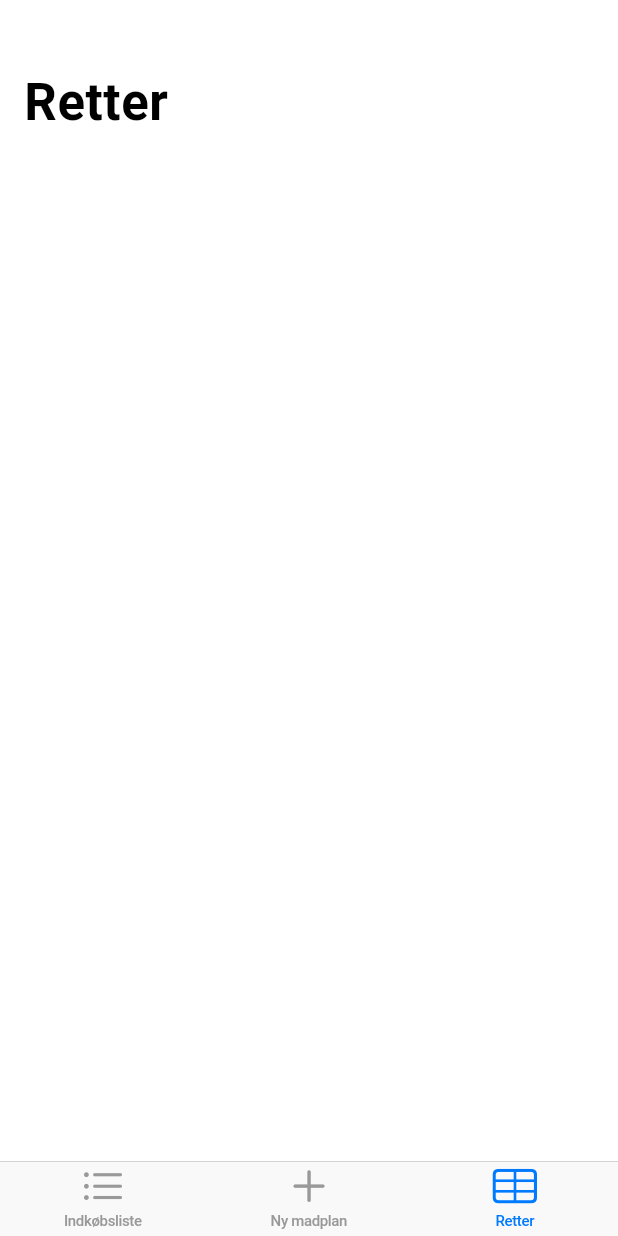
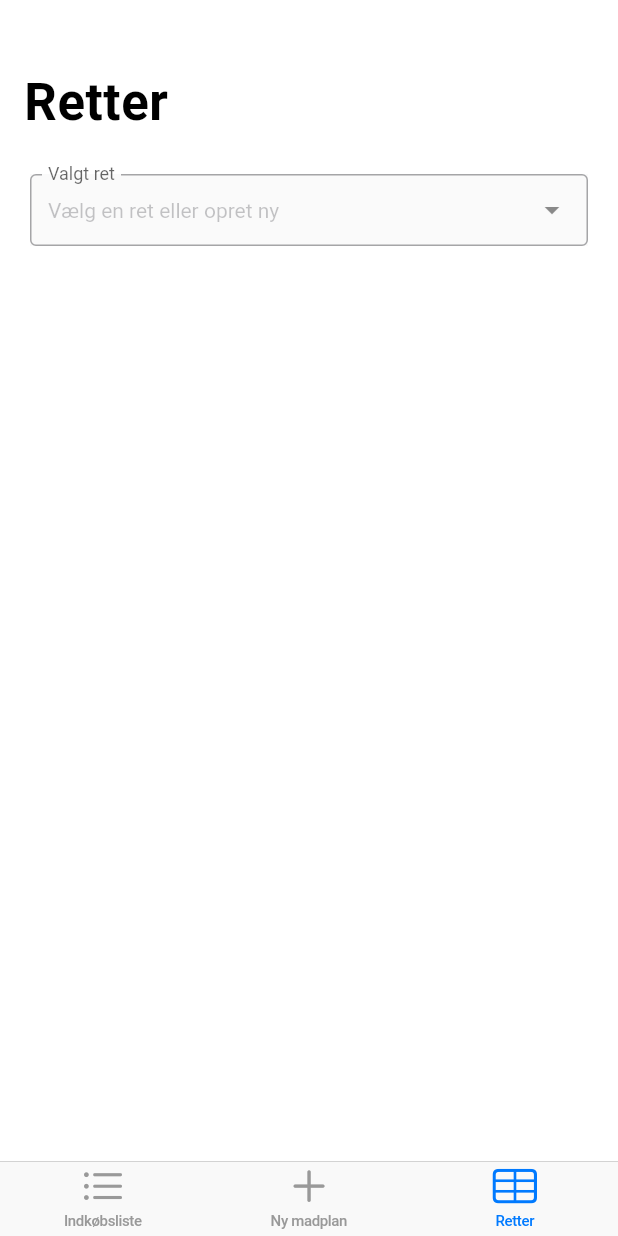
Before and after one commit to matjoerg/madplan_app, a Flutter app: the screen it shows after launch, item 3 of the bottom bar chosen, on a phone screen of 412 x 824 dp. Run offline on Flutter 3.47's test engine with Material 2 defaults, Android fonts, the phone set to English and light mode, and no system bars; drawn by our look-alikes of dropdown_search; our stand-ins replace modal_bottom_sheet.

Commit message:
Add database dish select dropdown

```diff
--- a/lib/screens/database_screen.dart
+++ b/lib/screens/database_screen.dart
@@ -1,9 +1,19 @@
+import 'package:dropdown_search/dropdown_search.dart';
 import 'package:flutter/cupertino.dart';
+import 'package:flutter/material.dart';
 
 import 'screens.dart';
 
-class DatabaseScreen extends StatelessWidget {
+class DatabaseScreen extends StatefulWidget {
   const DatabaseScreen({Key? key}) : super(key: key);
+
+  @override
+  _DatabaseScreenState createState() => _DatabaseScreenState();
+}
+
+class _DatabaseScreenState extends State<DatabaseScreen> {
+  String? newDishName;
+  TextEditingController _newDishNameController = TextEditingController();
 
   @override
   Widget build(BuildContext context) {
@@ -12,7 +22,53 @@ class DatabaseScreen extends StatelessWidget {
         CupertinoSliverNavigationBar(
           largeTitle: Text(ScreenConstants.database.title),
         ),
+        SliverPadding(
+          padding: EdgeInsets.all(20),
+          sliver: SliverList(
+            delegate: SliverChildListDelegate.fixed(
+              [
+                _buildDropDown("Valgt ret"),
+              ],
+            ),
+          ),
+        ),
       ],
     );
   }
+
+  _buildDropDown(String title) {
+    return Material(
+      child: DropdownSearch<String>(
+        mode: Mode.MENU,
+        showSearchBox: true,
+        showClearButton: true,
+        showSelectedItem: true,
+        items: ["Opret ny", "Italia", "Tunisia", 'Canada'],
+        label: title,
+        onChanged: print,
+        dropdownBuilder: _customDropDown,
+      ),
+    );
+  }
+
+  Widget _customDropDown(BuildContext context, String? selectedItem, String? notUsed) {
+    //_newDishNameController.clear();
+    if (selectedItem == "Opret ny") {
+      return CupertinoTextField(
+        placeholder: "Navn på ny ret",
+        controller: _newDishNameController,
+        onSubmitted: (value) {
+          newDishName = value;
+        },
+      );
+    }
+    if (selectedItem == null) {
+      return Text(
+        "Vælg en ret eller opret ny",
+        style: TextStyle(color: CupertinoColors.placeholderText),
+      );
+    }
+
+    return Text(selectedItem);
+  }
 }
```
Also changed, not shown: lib/screens/planner_screen.dart (+9 -9 lines).
